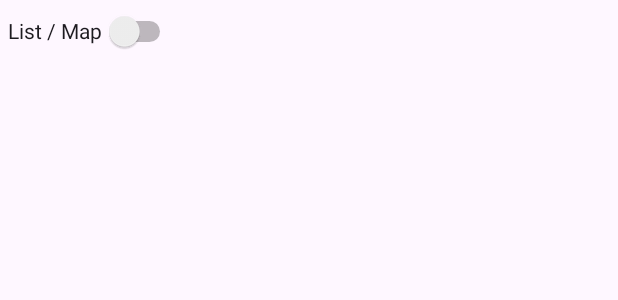
After one commit to Ventona666/Catering, an Android app: the layout home_fragment.xml on its own in the app's theme, with its tools: preview values and no code run, on a phone screen of 412 x 824 dp. The commit adds this screen. Shown: the top 300 px of the screen. Run offline under Robolectric (Android 15) with nearby library versions, the phone set to English and light mode, and no system bars.

Commit message:
Map + toogle button for home page

```diff
--- /dev/null
+++ b/app/src/main/res/layout/home_fragment.xml
@@ -0,0 +1,19 @@
+<?xml version="1.0" encoding="utf-8"?>
+<RelativeLayout xmlns:android="http://schemas.android.com/apk/res/android"
+    android:layout_width="match_parent"
+    android:layout_height="match_parent">
+
+    <Switch
+        android:id="@+id/switchListMap"
+        android:layout_width="112dp"
+        android:layout_height="41dp"
+        android:layout_marginLeft="5dp"
+        android:text="List / Map" />
+
+    <FrameLayout
+        android:id="@+id/fragmentContainerHome"
+        android:layout_width="match_parent"
+        android:layout_height="match_parent"
+        android:layout_below="@id/switchListMap">
+    </FrameLayout>
+</RelativeLayout>
```
Also changed, not shown: app/src/main/java/com/example/catering/Activities/MainActivity.java (+2 -7 lines), app/src/main/java/com/example/catering/Fragments/HomeFragment.java (added, +57 -0 lines), app/src/main/java/com/example/catering/Fragments/ListeRestaurantFragment.java (+3 -7 lines), app/src/main/java/com/example/catering/Fragments/MapsRestaurantFragment.java (+41 -4 lines).
